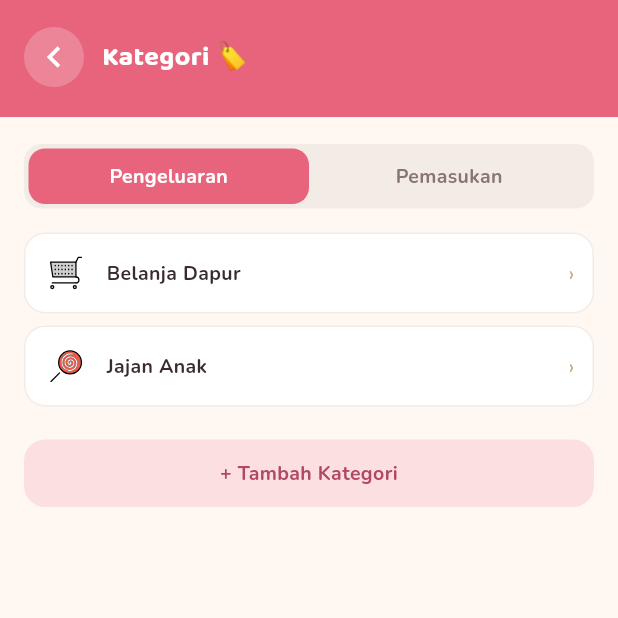
After one commit to zihadrizkyef/CatatUangBelanja, a Flutter app: the CategoryView screen opened directly, on a phone screen of 412 x 824 dp, the top half of it. The commit adds this screen. Run offline on Flutter 3.47's test engine with Material 3 defaults, Android fonts, the phone set to English and light mode, and no system bars; our stand-ins replace flutter_svg, sqflite, sqflite_common_ffi, sqflite_common_ffi_web; accounts and stored records are empty.

Commit message:
Add Kelola Kategori screen for category management
Splits category management out of the Anggaran (budget) screen into
its own settings entry, with add/edit/delete and an icon picker for
user-created categories.

```diff
--- a/catat-uang-belanja-android/lib/screens/budget_screen.dart
+++ b/catat-uang-belanja-android/lib/screens/budget_screen.dart
@@ -8,8 +8,8 @@ import 'budget_view.dart';
 
 /// Full-screen budget CRUD container (was AnggaranScreen in the mockup) —
 /// pushed via [Navigator] from the "Kelola" links on Beranda/Rangkuman and
-/// Pengaturan's "Kategori & Anggaran" row. Reads [FinanceRepository] and
-/// wires up the add/edit [BudgetSheet]; hands the rest to [BudgetView].
+/// Pengaturan's "Anggaran" row. Reads [FinanceRepository] and wires up the
+/// add/edit [BudgetSheet]; hands the rest to [BudgetView].
 class BudgetScreen extends StatefulWidget {
   const BudgetScreen({super.key});
 
--- a/catat-uang-belanja-android/lib/screens/budget_sheet.dart
+++ b/catat-uang-belanja-android/lib/screens/budget_sheet.dart
@@ -48,6 +48,12 @@ class _BudgetSheetState extends State<BudgetSheet> {
         case BudgetPeriod.event:
           _eventCategoryId = existing.triggerCategoryId;
       }
+    } else {
+      final repository = context.read<FinanceRepository>();
+      final budgetedIds = repository.budgets.map((b) => b.categoryId).toSet();
+      final categoryOptions = repository.categories
+          .where((c) => c.type == models.CategoryType.expense && !budgetedIds.contains(c.id));
+      _category = categoryOptions.firstOrNull;
     }
   }
 
--- /dev/null
+++ b/catat-uang-belanja-android/lib/screens/category_view.dart
@@ -0,0 +1,182 @@
+import 'package:flutter/material.dart';
+import 'package:flutter/services.dart';
+import 'package:flutter/widget_previews.dart';
+
+import '../models/category.dart' as models;
+import '../models/icon_type.dart';
+import '../theme/app_colors.dart';
+import '../theme/app_icons.dart';
+import '../theme/app_theme.dart';
+import '../widgets/category_row.dart';
+import '../widgets/empty_state.dart';
+import '../widgets/segment_button.dart';
+
+/// Pure Kelola Kategori layout: header, Pengeluaran/Pemasukan tab, the
+/// category list (tap-to-edit), and an "add category" action. All
+/// data/callbacks come from the [CategoryScreen] container — this widget
+/// never reads [FinanceRepository] or [Navigator] itself.
+class CategoryView extends StatelessWidget {
+  const CategoryView({
+    super.key,
+    required this.tab,
+    required this.categories,
+    required this.onSelectTab,
+    required this.onTapRow,
+    required this.onTapAdd,
+    required this.onTapBack,
+  });
+
+  final models.CategoryType tab;
+  final List<models.Category> categories;
+  final ValueChanged<models.CategoryType> onSelectTab;
+  final ValueChanged<models.Category> onTapRow;
+  final VoidCallback onTapAdd;
+  final VoidCallback onTapBack;
+
+  @override
+  Widget build(BuildContext context) {
+    final palette = AppPalette.of(context);
+
+    return AnnotatedRegion<SystemUiOverlayStyle>(
+      value: AppTheme.accentHeaderOverlay,
+      child: Scaffold(
+        backgroundColor: palette.screenBg,
+        body: SafeArea(
+          top: false,
+          child: Column(
+            children: [
+              Container(
+                width: double.infinity,
+                padding: EdgeInsets.fromLTRB(16, MediaQuery.of(context).padding.top + 18, 16, 20),
+                color: AppColors.accent,
+                child: Row(
+                  children: [
+                    Material(
+                      color: Colors.white.withValues(alpha: 0.22),
+                      shape: const CircleBorder(),
+                      child: InkWell(
+                        customBorder: const CircleBorder(),
+                        onTap: onTapBack,
+                        child: const SizedBox(
+                          width: 40,
+                          height: 40,
+                          child: Icon(Icons.chevron_left, color: Colors.white, size: 28),
+                        ),
+                      ),
+                    ),
+                    const SizedBox(width: 12),
+                    Text('Kategori 🏷️', style: AppTheme.heading(fontSize: 18, color: Colors.white)),
+                  ],
+                ),
+              ),
+              Expanded(
+                child: ListView(
+                  padding: const EdgeInsets.fromLTRB(16, 18, 16, 24),
+                  children: [
+                    Container(
+                      padding: const EdgeInsets.all(3),
+                      decoration: BoxDecoration(color: palette.chipNeutral, borderRadius: BorderRadius.circular(12)),
+                      child: Row(
+                        children: [
+                          Expanded(
+                            child: SegmentButton(
+                              label: 'Pengeluaran',
+                              selected: tab == models.CategoryType.expense,
+                              color: AppColors.accent,
+                              onTap: () => onSelectTab(models.CategoryType.expense),
+                            ),
+                          ),
+                          Expanded(
+                            child: SegmentButton(
+                              label: 'Pemasukan',
+                              selected: tab == models.CategoryType.income,
+                              color: AppColors.accent,
+                              onTap: () => onSelectTab(models.CategoryType.income),
+                            ),
+                          ),
+                        ],
+                      ),
+                    ),
+                    const SizedBox(height: 16),
+                    if (categories.isEmpty)
+                      EmptyState(
+                        palette: palette,
+                        icon: AppIcons.categoryBudgetSetting,
+                        iconSize: 44,
+                        bordered: false,
+                        title: 'Belum ada kategori di sini, Bun',
+                      )
+                    else
+                      for (final category in categories)
+                        CategoryRow(category: category, palette: palette, onTap: () => onTapRow(category)),
+                    const SizedBox(height: 14),
+                    SizedBox(
+                      width: double.infinity,
+                      child: Material(
+                        color: palette.warningBg,
+                        borderRadius: BorderRadius.circular(14),
+                        child: InkWell(
+                          borderRadius: BorderRadius.circular(14),
+                          onTap: onTapAdd,
+                          child: Padding(
+                            padding: const EdgeInsets.symmetric(vertical: 13),
+                            child: Text(
+                              '+ Tambah Kategori',
+                              textAlign: TextAlign.center,
+                              style: AppTheme.body(fontSize: 13, fontWeight: FontWeight.bold, color: palette.warningText),
+                            ),
+                          ),
+                        ),
+                      ),
+                    ),
+                  ],
+                ),
+              ),
+            ],
+          ),
+        ),
+      ),
+    );
+  }
+}
+
+@Preview(name: 'CategoryView · pengeluaran')
+Widget previewCategoryViewExpense() {
+  return CategoryView(
+    tab: models.CategoryType.expense,
+    categories: [
+      const models.Category(
+        id: 'preview-kitchen',
+        name: 'Belanja Dapur',
+        type: models.CategoryType.expense,
+        color: '#FBD8B5',
+        iconType: IconType.system,
+        iconValue: 'category_kitchen',
+      ),
+      const models.Category(
+        id: 'preview-snack',
+        name: 'Jajan Anak',
+        type: models.CategoryType.expense,
+        color: '#F7C6D9',
+        iconType: IconType.system,
+        iconValue: 'category_kids_snack',
+      ),
+    ],
+    onSelectTab: (_) {},
+    onTapRow: (_) {},
+    onTapAdd: () {},
+    onTapBack: () {},
+  );
+}
+
+@Preview(name: 'CategoryView · kosong')
+Widget previewCategoryViewEmpty() {
+  return CategoryView(
+    tab: models.CategoryType.income,
+    categories: const [],
+    onSelectTab: (_) {},
+    onTapRow: (_) {},
+    onTapAdd: () {},
+    onTapBack: () {},
+  );
+}
--- a/catat-uang-belanja-android/lib/theme/app_icons.dart
+++ b/catat-uang-belanja-android/lib/theme/app_icons.dart
@@ -61,4 +61,26 @@ class AppIcons {
     'wallet_bank': '$_base/bank.svg',
     'wallet_ewallet': '$_base/mobile_phone.svg',
   };
+
+  /// Icon (and matching pastel color, mirroring `AppDatabase._seed`) choices
+  /// offered by Kelola Kategori's icon picker — the same bundled set already
+  /// used by the seeded categories, so a user-created category picking one
+  /// of these renders identically to a system category with that icon.
+  static const Map<String, String> categoryIconColors = {
+    'category_kitchen': '#FBD8B5',
+    'category_kids_snack': '#F7C6D9',
+    'category_school': '#DCD3F0',
+    'category_arisan': '#C4EBD9',
+    'category_bills': '#FDF3E3',
+    'category_health': '#F7C6D9',
+    'category_transport': '#FBD8B5',
+    'category_entertainment': '#DCD3F0',
+    'category_salary': '#C4EBD9',
+    'category_allowance': '#F7C6D9',
+    'category_side_business': '#FBD8B5',
+    'category_bonus': '#DCD3F0',
+    'category_other': '#FDF3E3',
+  };
+
+  static List<String> get categoryIconChoices => categoryIconColors.keys.toList();
 }
--- /dev/null
+++ b/catat-uang-belanja-android/lib/widgets/category_row.dart
@@ -0,0 +1,72 @@
+import 'package:flutter/material.dart';
+import 'package:flutter/widget_previews.dart';
+
+import '../models/category.dart' as models;
+import '../models/icon_type.dart';
+import '../theme/app_icons.dart';
+import '../theme/app_theme.dart';
+import 'openmoji_icon.dart';
+
+/// A single row in the Kelola Kategori list: icon, name, and a chevron that
+/// opens the edit sheet on tap.
+class CategoryRow extends StatelessWidget {
+  const CategoryRow({super.key, required this.category, required this.palette, required this.onTap});
+
+  final models.Category category;
+  final AppPalette palette;
+  final VoidCallback onTap;
+
+  @override
+  Widget build(BuildContext context) {
+    final iconAsset = AppIcons.byIconValue[category.iconValue];
+
+    return Container(
+      margin: const EdgeInsets.only(bottom: 8),
+      decoration: BoxDecoration(
+        color: palette.cardBg,
+        border: Border.all(color: palette.border),
+        borderRadius: BorderRadius.circular(14),
+      ),
+      child: Material(
+        color: Colors.transparent,
+        borderRadius: BorderRadius.circular(14),
+        child: InkWell(
+          borderRadius: BorderRadius.circular(14),
+          onTap: onTap,
+          child: Padding(
+            padding: const EdgeInsets.symmetric(horizontal: 12, vertical: 11),
+            child: Row(
+              children: [
+                if (iconAsset != null) OpenMojiIcon(iconAsset, size: 30),
+                const SizedBox(width: 12),
+                Expanded(
+                  child: Text(
+                    category.name,
+                    style: AppTheme.body(fontSize: 13, fontWeight: FontWeight.bold, color: palette.textPrimary),
+                  ),
+                ),
+                Text('›', style: TextStyle(fontSize: 14, color: palette.borderStrong)),
+              ],
+            ),
+          ),
+        ),
+      ),
+    );
+  }
+}
+
+@Preview(name: 'CategoryRow')
+Widget previewCategoryRow() {
+  return CategoryRow(
+    category: const models.Category(
+      id: 'preview-category',
+      name: 'Belanja Dapur',
+      type: models.CategoryType.expense,
+      color: '#FBD8B5',
+      iconType: IconType.system,
+      iconValue: 'category_kitchen',
+    ),
+    palette: AppPalette.light,
+    onTap: () {},
+  );
+}
```
Also changed, not shown: catat-uang-belanja-android/lib/repositories/finance_repository.dart (+19 -0 lines), catat-uang-belanja-android/lib/screens/category_screen.dart (added, +45 -0 lines), catat-uang-belanja-android/lib/screens/category_sheet.dart (added, +97 -0 lines), catat-uang-belanja-android/lib/screens/category_sheet_view.dart (added, +224 -0 lines), catat-uang-belanja-android/lib/screens/settings_screen.dart (+12 -6 lines), catat-uang-belanja-android/lib/widgets/icon_choice_tile.dart (added, +46 -0 lines).
